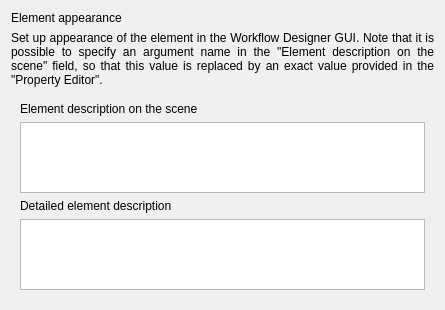
Old version of the form src/plugins/workflow_designer/src/library/create_cmdline_based_worker/CreateCmdlineBasedWorkerWizardElementAppearancePage.ui in the repository violethaze74/ugene.
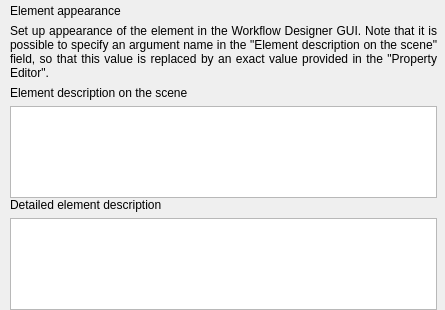
New version of the form.

The edit to the form file:
```diff
--- a/src/plugins/workflow_designer/src/library/create_cmdline_based_worker/CreateCmdlineBasedWorkerWizardElementAppearancePage.ui
+++ b/src/plugins/workflow_designer/src/library/create_cmdline_based_worker/CreateCmdlineBasedWorkerWizardElementAppearancePage.ui
@@ -14,6 +14,18 @@
    <string>WizardPage</string>
   </property>
   <layout class="QVBoxLayout" name="verticalLayout_4">
+   <property name="leftMargin">
+    <number>10</number>
+   </property>
+   <property name="topMargin">
+    <number>4</number>
+   </property>
+   <property name="rightMargin">
+    <number>8</number>
+   </property>
+   <property name="bottomMargin">
+    <number>0</number>
+   </property>
    <item>
     <widget class="QLabel" name="lblTitle">
      <property name="text">
@@ -54,10 +66,25 @@
         <x>0</x>
         <y>0</y>
         <width>427</width>
-        <height>228</height>
+        <height>242</height>
        </rect>
       </property>
       <layout class="QVBoxLayout" name="verticalLayout">
+       <property name="spacing">
+        <number>0</number>
+       </property>
+       <property name="leftMargin">
+        <number>0</number>
+       </property>
+       <property name="topMargin">
+        <number>0</number>
+       </property>
+       <property name="rightMargin">
+        <number>0</number>
+       </property>
+       <property name="bottomMargin">
+        <number>0</number>
+       </property>
        <item>
         <widget class="QWidget" name="prompterContainer" native="true">
          <layout class="QVBoxLayout" name="verticalLayout_3">
```
